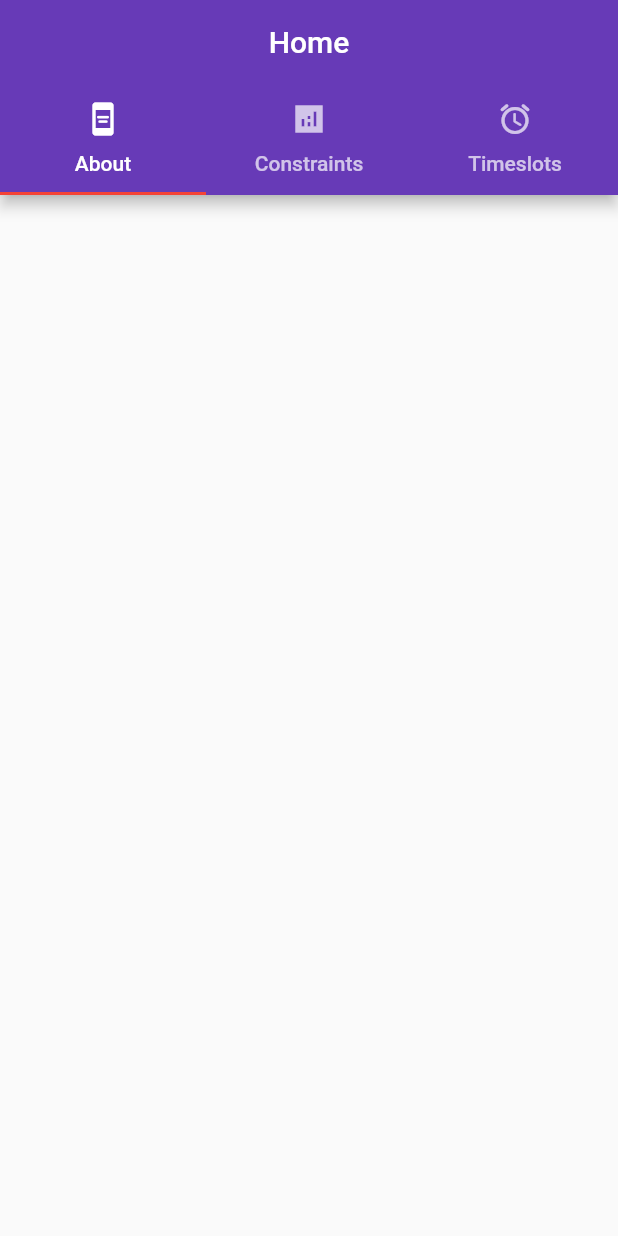
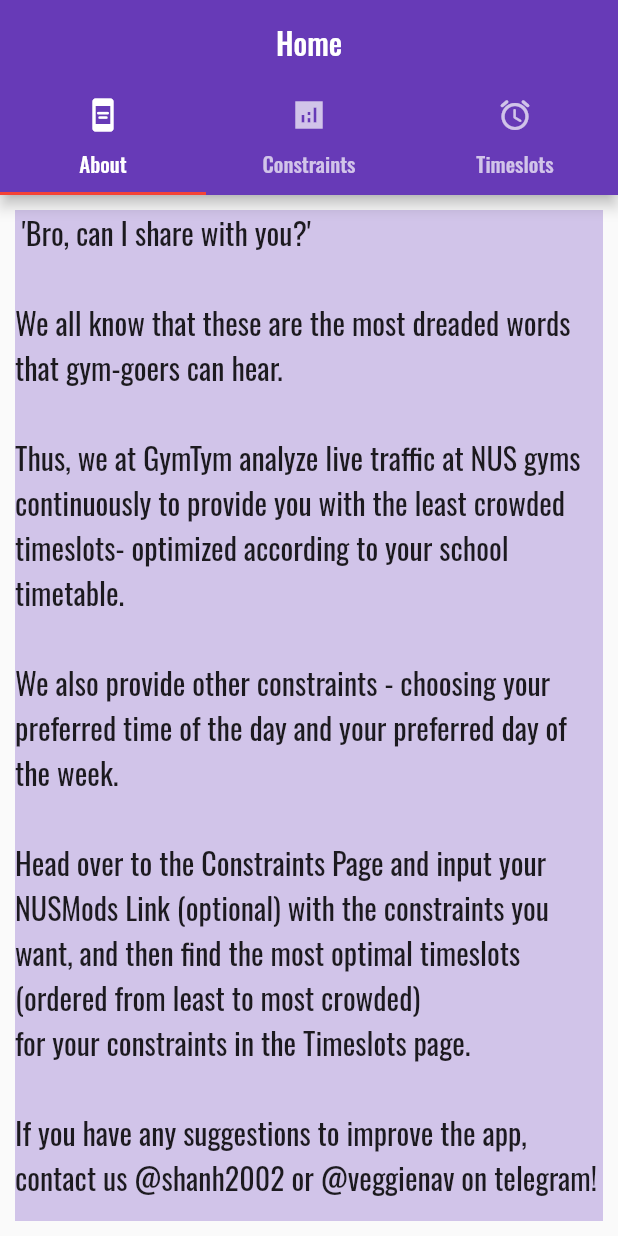
Before and after one commit to sh4nH/GymTym, a Flutter app: the MainPage screen opened directly, on a phone screen of 412 x 824 dp. Run offline on Flutter 3.47's test engine with Material 2 defaults, Android fonts, the phone set to English and light mode, and no system bars; our stand-ins replace cloud_firestore, firebase_auth, firebase_core, fluttertoast, google_fonts; accounts and stored records are empty.

Commit message:
added about page

```diff
--- a/lib/main.dart
+++ b/lib/main.dart
@@ -1,4 +1,3 @@
-import 'package:gymtym_login/pages/constraints_page.dart';
 import 'package:gymtym_login/pages/login_page.dart';
 import 'package:firebase_core/firebase_core.dart';
 import 'package:flutter/material.dart';
--- a/lib/pages/about_page.dart
+++ b/lib/pages/about_page.dart
@@ -1,11 +1,54 @@
-import 'package:flutter/cupertino.dart';
+import 'package:firebase_auth/firebase_auth.dart';
 import 'package:flutter/material.dart';
+import 'package:google_fonts/google_fonts.dart';
+import 'package:gymtym_login/pages/login_page.dart';
 
-class AboutPage extends StatelessWidget {
+class AboutPage extends StatefulWidget {
   const AboutPage({Key? key}) : super(key: key);
 
   @override
+  State<AboutPage> createState() => _AboutPageState();
+}
+
+class _AboutPageState extends State<AboutPage> {
+  String text = " 'Bro, can I share with you?' \n" +
+      "\nWe all know that these are the most dreaded words that gym-goers can hear. \n" +
+      "\nThus, we at GymTym analyze live traffic at NUS gyms continuously to provide you with the " +
+      "least crowded timeslots- optimized according to your school timetable.\n" +
+      "\nWe also provide other constraints - choosing your preferred time of the day and your preferred day of the week.\n" +
+      "\nHead over to the Constraints Page and input your NUSMods Link (optional) with the constraints you   \n" +
+      "want, and then find the most optimal timeslots (ordered from least to most crowded)\n" +
+      "for your constraints in the Timeslots page.\n" +
+      "\nIf you have any suggestions to improve the app, contact us @shanh2002 or @veggienav on telegram!";
+
+  @override
   Widget build(BuildContext context) {
-    return Scaffold();
+    return Padding(
+      padding: const EdgeInsets.all(10.0),
+      child: Scaffold(
+        backgroundColor: Colors.deepPurple[100],
+        body: ListView(children: [
+          Text(
+            text,
+            style: GoogleFonts.oswald(textStyle: TextStyle(fontSize: 20)),
+          ),
+          SizedBox(
+            height: 20,
+          ),
+          ActionChip(
+              label: Text("Logout",
+                  style: TextStyle(fontWeight: FontWeight.bold, fontSize: 15)),
+              onPressed: () {
+                logout(context);
+              }),
+        ]),
+      ),
+    );
   }
 }
+
+Future<void> logout(BuildContext context) async {
+  await FirebaseAuth.instance.signOut();
+  Navigator.of(context)
+      .pushReplacement(MaterialPageRoute(builder: (context) => LoginPage()));
+}
--- a/lib/pages/main_page.dart
+++ b/lib/pages/main_page.dart
@@ -1,4 +1,5 @@
 import 'package:firebase_auth/firebase_auth.dart';
+import 'package:google_fonts/google_fonts.dart';
 import 'package:gymtym_login/pages/about_page.dart';
 import 'package:gymtym_login/pages/constraints_page.dart';
 import 'package:gymtym_login/pages/timeslots_default_page.dart';
@@ -21,9 +22,13 @@
       child: Scaffold(
         appBar: AppBar(
           backgroundColor: Colors.deepPurple,
-          title: Text('Home'),
+          title: Text(
+            'Home',
+            style: GoogleFonts.oswald(),
+          ),
           centerTitle: true,
           bottom: TabBar(
+            labelStyle: GoogleFonts.oswald(),
             tabs: [
               Tab(
                 text: 'About',
```
Also changed, not shown: lib/pages/constraints_page.dart (+11 -0 lines), lib/pages/login_page.dart (+10 -4 lines), lib/pages/time_slot.dart (+16 -8 lines), lib/pages/timeslots_default_page.dart (+0 -11 lines), pubspec.yaml (+8 -0 lines), assets/app_logo.png (added), pubspec.lock, 27 other files.
